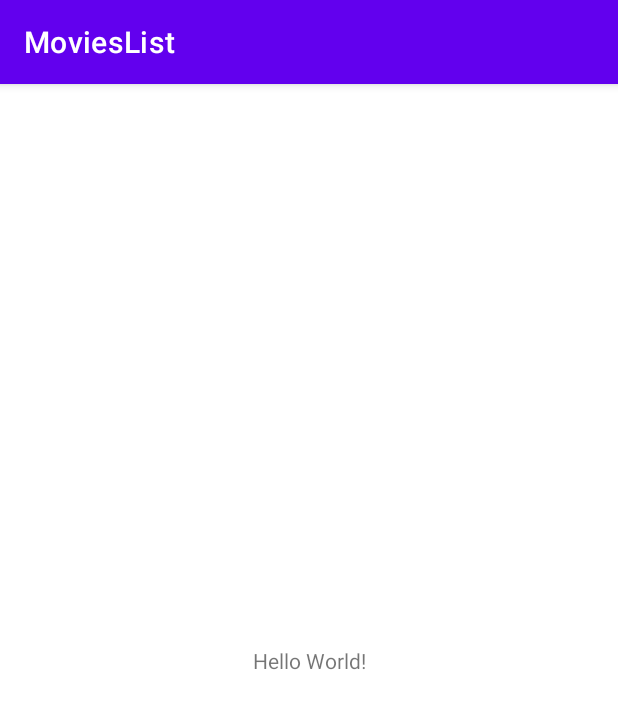
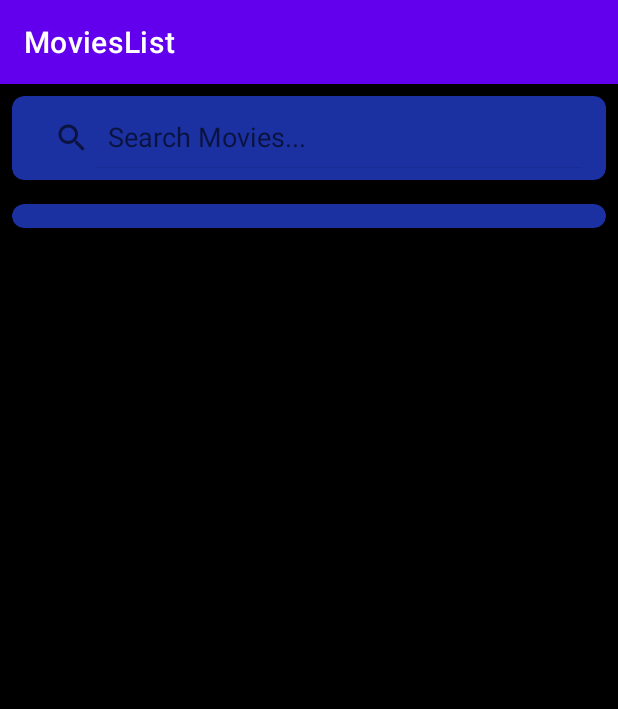
Before and after one commit to Tchoco/MoviesList, an Android app: the screen it shows after launch (MainActivity), on a phone screen of 412 x 824 dp. Shown: the top 709 px of the screen. Run offline under Robolectric (Android 15) with nearby library versions, the phone set to English and light mode, and no system bars.

Commit message:
Shaping Activitymain.xml

```diff
--- a/app/src/main/res/layout/activity_main.xml
+++ b/app/src/main/res/layout/activity_main.xml
@@ -1,18 +1,41 @@
 <?xml version="1.0" encoding="utf-8"?>
-<androidx.constraintlayout.widget.ConstraintLayout xmlns:android="http://schemas.android.com/apk/res/android"
+<LinearLayout xmlns:android="http://schemas.android.com/apk/res/android"
     xmlns:app="http://schemas.android.com/apk/res-auto"
     xmlns:tools="http://schemas.android.com/tools"
     android:layout_width="match_parent"
     android:layout_height="match_parent"
+    android:orientation="vertical"
+    android:background="@color/black"
     tools:context=".MainActivity">
 
-    <TextView
-        android:layout_width="wrap_content"
-        android:layout_height="wrap_content"
-        android:text="Hello World!"
-        app:layout_constraintBottom_toBottomOf="parent"
-        app:layout_constraintEnd_toEndOf="parent"
-        app:layout_constraintStart_toStartOf="parent"
-        app:layout_constraintTop_toTopOf="parent" />
+    <androidx.cardview.widget.CardView
+        android:layout_margin="8dp"
+        app:cardCornerRadius="8dp"
+        app:cardElevation="8dp"
+        app:cardBackgroundColor="@color/blue"
+        android:layout_width="match_parent"
+        android:layout_height="wrap_content">
+        <androidx.appcompat.widget.SearchView
+            android:id="@+id/search_view"
+            app:iconifiedByDefault="false"
+            app:defaultQueryHint="Search Movies..."
+            android:padding="8dp"
+            android:layout_width="match_parent"
+            android:layout_height="?attr/actionBarSize"/>
+    </androidx.cardview.widget.CardView>
+    <androidx.cardview.widget.CardView
+        app:cardBackgroundColor="@color/blue"
+        app:cardElevation="8dp"
+        app:cardCornerRadius="8dp"
+        android:layout_margin="8dp"
+        android:layout_width="match_parent"
+        android:layout_height="wrap_content">
+        <androidx.recyclerview.widget.RecyclerView
+            android:id="@+id/home_recycler_view"
+            android:layout_margin="8dp"
+            android:layout_width="match_parent"
+            android:layout_height="wrap_content"/>
+    </androidx.cardview.widget.CardView>
 
-</androidx.constraintlayout.widget.ConstraintLayout>
+
+</LinearLayout>
--- a/app/src/main/res/values/colors.xml
+++ b/app/src/main/res/values/colors.xml
@@ -7,4 +7,5 @@
     <color name="teal_700">#FF018786</color>
     <color name="black">#FF000000</color>
     <color name="white">#FFFFFFFF</color>
+    <color name="blue">#1B30A1</color>
 </resources>
```
Also changed, not shown: app/src/main/java/com/example/movieslist/Listeners/OnSearchMoviesApiListeners.java (added, +9 -0 lines), app/src/main/java/com/example/movieslist/Request_Manager.java (added, +72 -0 lines).
